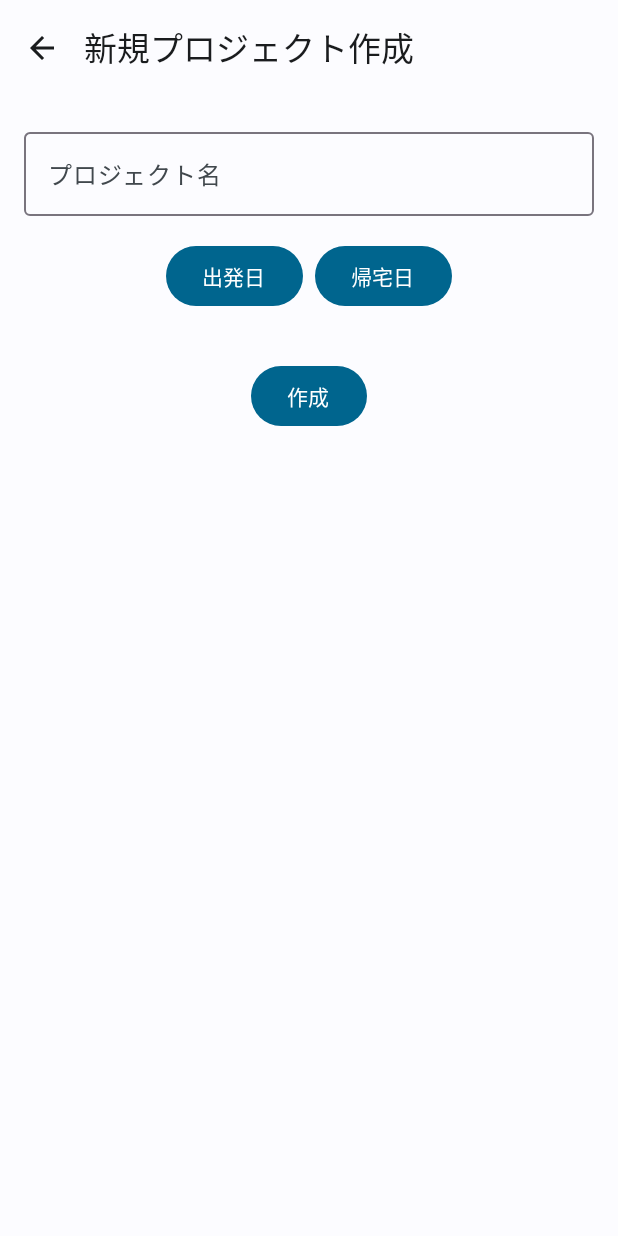
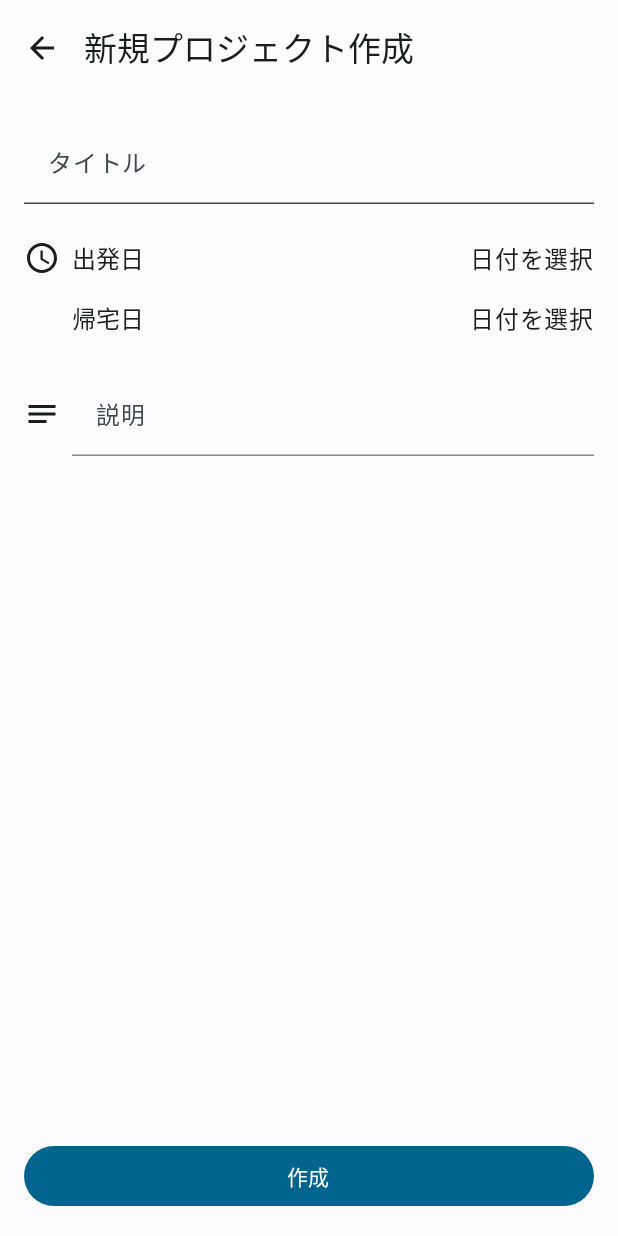
Before and after one commit to hata0/TravelApp, an Android app built with Jetpack Compose: the NewProjectScreen screen opened through its navigation route, on a phone screen of 412 x 824 dp. Run offline under Robolectric (Android 15) with nearby library versions, the phone set to English and light mode, and no system bars.

Commit message:
added some minor modifications in NewProjectScreen.kt

```diff
--- a/app/src/main/java/com/hata/travelapp/internal/presentation/android/trip/view/NewProjectScreen.kt
+++ b/app/src/main/java/com/hata/travelapp/internal/presentation/android/trip/view/NewProjectScreen.kt
@@ -1,25 +1,23 @@
 package com.hata.travelapp.internal.presentation.android.trip.view
 
-import androidx.compose.foundation.layout.Arrangement
-import androidx.compose.foundation.layout.Column
-import androidx.compose.foundation.layout.Row
-import androidx.compose.foundation.layout.Spacer
-import androidx.compose.foundation.layout.fillMaxSize
-import androidx.compose.foundation.layout.fillMaxWidth
-import androidx.compose.foundation.layout.height
-import androidx.compose.foundation.layout.padding
+import androidx.compose.foundation.clickable
+import androidx.compose.foundation.layout.*
 import androidx.compose.material.icons.Icons
 import androidx.compose.material.icons.automirrored.filled.ArrowBack
+import androidx.compose.material.icons.filled.Notes
+import androidx.compose.material.icons.filled.Schedule
 import androidx.compose.material3.Button
 import androidx.compose.material3.DatePicker
 import androidx.compose.material3.DatePickerDialog
 import androidx.compose.material3.ExperimentalMaterial3Api
 import androidx.compose.material3.Icon
 import androidx.compose.material3.IconButton
-import androidx.compose.material3.OutlinedTextField
+import androidx.compose.material3.MaterialTheme
 import androidx.compose.material3.Scaffold
 import androidx.compose.material3.Text
 import androidx.compose.material3.TextButton
+import androidx.compose.material3.TextField
+import androidx.compose.material3.TextFieldDefaults
 import androidx.compose.material3.TopAppBar
 import androidx.compose.material3.rememberDatePickerState
 import androidx.compose.runtime.Composable
@@ -29,6 +27,7 @@ import androidx.compose.runtime.remember
 import androidx.compose.runtime.setValue
 import androidx.compose.ui.Alignment
 import androidx.compose.ui.Modifier
+import androidx.compose.ui.graphics.Color
 import androidx.compose.ui.tooling.preview.Preview
 import androidx.compose.ui.unit.dp
 import java.time.Instant
@@ -36,10 +35,10 @@ import java.time.ZoneId
 import java.time.format.DateTimeFormatter
 
 /**
- * 新規旅行プロジェクトの作成画面。
- * プロジェクト名、出発日、帰宅日を入力する。
+ * 新規旅行プロジェクトの作成・編集画面。
+ * プロジェクト名、出発日、帰宅日、説明を入力する。
  *
- * @param onNavigateToDateSelection 「作成」ボタンがクリックされたときのコールバック。
+ * @param onNavigateToDateSelection 「作成」または「変更を保存」ボタンがクリックされたときのコールバック。
  * @param onNavigateBack 戻るボタンがクリックされたときのコールバック。
  */
 @OptIn(ExperimentalMaterial3Api::class)
@@ -50,12 +49,13 @@ fun NewProjectScreen(
 ) {
     // TODO: ViewModelに状態管理を移行する
     var projectName by remember { mutableStateOf("") }
+    var description by remember { mutableStateOf("") }
     var startDate by remember { mutableStateOf<Long?>(null) }
     var endDate by remember { mutableStateOf<Long?>(null) }
     var showStartDatePicker by remember { mutableStateOf(false) }
     var showEndDatePicker by remember { mutableStateOf(false) }
 
-    val dateFormatter = DateTimeFormatter.ofPattern("yyyy/MM/dd")
+    val dateFormatter = DateTimeFormatter.ofPattern("yyyy年MM月dd日(E)")
 
     // 出発日選択ダイアログ
     if (showStartDatePicker) {
@@ -68,20 +68,10 @@ fun NewProjectScreen(
                         startDate = datePickerState.selectedDateMillis
                         showStartDatePicker = false
                     }
-                ) {
-                    Text("OK")
-                }
+                ) { Text("OK") }
             },
-            dismissButton = {
-                TextButton(
-                    onClick = { showStartDatePicker = false }
-                ) {
-                    Text("キャンセル")
-                }
-            }
-        ) {
-            DatePicker(state = datePickerState)
-        }
+            dismissButton = { TextButton(onClick = { showStartDatePicker = false }) { Text("キャンセル") } }
+        ) { DatePicker(state = datePickerState) }
     }
 
     // 帰宅日選択ダイアログ
@@ -95,26 +85,16 @@ fun NewProjectScreen(
                         endDate = datePickerState.selectedDateMillis
                         showEndDatePicker = false
                     }
-                ) {
-                    Text("OK")
-                }
+                ) { Text("OK") }
             },
-            dismissButton = {
-                TextButton(
-                    onClick = { showEndDatePicker = false }
-                ) {
-                    Text("キャンセル")
-                }
-            }
-        ) {
-            DatePicker(state = datePickerState)
-        }
+            dismissButton = { TextButton(onClick = { showEndDatePicker = false }) { Text("キャンセル") } }
+        ) { DatePicker(state = datePickerState) }
     }
 
     Scaffold(
         topBar = {
             TopAppBar(
-                title = { Text("新規プロジェクト作成") },
+                title = { Text("新規プロジェクト作成") }, // TODO: 編集モードの場合はタイトルを変更
                 navigationIcon = {
                     IconButton(onClick = onNavigateBack) {
                         Icon(Icons.AutoMirrored.Filled.ArrowBack, contentDescription = "戻る")
@@ -128,37 +108,108 @@ fun NewProjectScreen(
                 .fillMaxSize()
                 .padding(innerPadding)
                 .padding(16.dp),
-            horizontalAlignment = Alignment.CenterHorizontally
         ) {
-            OutlinedTextField(
+            TextField(
                 value = projectName,
                 onValueChange = { projectName = it },
-                label = { Text("プロジェクト名") },
-                modifier = Modifier.fillMaxWidth()
+                label = { Text("タイトル") },
+                modifier = Modifier.fillMaxWidth(),
+                singleLine = true,
+                colors = TextFieldDefaults.colors(
+                    unfocusedContainerColor = Color.Transparent,
+                    focusedContainerColor = Color.Transparent,
+                )
+            )
+
+            Spacer(modifier = Modifier.height(24.dp))
+
+            DateRow(
+                label = "出発日",
+                selectedDate = startDate,
+                dateFormatter = dateFormatter,
+                onClick = { showStartDatePicker = true },
+                showIcon = true
             )
 
             Spacer(modifier = Modifier.height(16.dp))
 
-            Row(horizontalArrangement = Arrangement.spacedBy(8.dp)) {
-                Button(onClick = { showStartDatePicker = true }) {
-                    val startDateText = startDate?.let {
-                        Instant.ofEpochMilli(it).atZone(ZoneId.systemDefault()).toLocalDate().format(dateFormatter)
-                    } ?: "出発日"
-                    Text(startDateText)
-                }
-                Button(onClick = { showEndDatePicker = true }) {
-                    val endDateText = endDate?.let {
-                        Instant.ofEpochMilli(it).atZone(ZoneId.systemDefault()).toLocalDate().format(dateFormatter)
-                    } ?: "帰宅日"
-                    Text(endDateText)
-                }
+            DateRow(
+                label = "帰宅日",
+                selectedDate = endDate,
+                dateFormatter = dateFormatter,
+                onClick = { showEndDatePicker = true },
+                showIcon = false
+            )
+
+            Spacer(modifier = Modifier.height(24.dp))
+
+            Row(verticalAlignment = Alignment.Top) {
+                Icon(
+                    Icons.Default.Notes,
+                    contentDescription = "説明アイコン",
+                    modifier = Modifier.padding(top = 16.dp, end = 8.dp)
+                )
+                TextField(
+                    value = description,
+                    onValueChange = { description = it },
+                    label = { Text("説明") },
+                    modifier = Modifier.fillMaxWidth().weight(1f),
+                    colors = TextFieldDefaults.colors(
+                        unfocusedContainerColor = Color.Transparent,
+                        focusedContainerColor = Color.Transparent,
+                        unfocusedIndicatorColor = Color.Gray,
+                        focusedIndicatorColor = MaterialTheme.colorScheme.primary
+                    )
+                )
             }
 
-            Spacer(modifier = Modifier.height(32.dp))
+            Spacer(modifier = Modifier.weight(1f))
 
-            Button(onClick = onNavigateToDateSelection) {
-                Text("作成")
+            Button(
+                onClick = onNavigateToDateSelection,
+                modifier = Modifier.fillMaxWidth()
+            ) {
+                Text("作成") // TODO: 編集モードの場合は「変更を保存」に変更
             }
+        }
+    }
+}
+
+@Composable
+private fun DateRow(
+    label: String,
+    selectedDate: Long?,
+    dateFormatter: DateTimeFormatter,
+    onClick: () -> Unit,
+    showIcon: Boolean
+) {
+    Row(
+        modifier = Modifier
+            .fillMaxWidth()
+            .clickable { onClick() },
+        verticalAlignment = Alignment.CenterVertically,
+    ) {
+        if (showIcon) {
+            Icon(
+                Icons.Default.Schedule,
+                contentDescription = "日付アイコン",
+                modifier = Modifier.size(24.dp)
+            )
+        } else {
+            Spacer(modifier = Modifier.width(24.dp)) // アイコンの分のスペースを確保
+        }
+        Row(
+            modifier = Modifier.fillMaxWidth().padding(start = 8.dp),
+            horizontalArrangement = Arrangement.SpaceBetween,
+            verticalAlignment = Alignment.CenterVertically
+        ) {
+            Text(label, style = MaterialTheme.typography.titleMedium)
+            Text(
+                text = selectedDate?.let {
+                    Instant.ofEpochMilli(it).atZone(ZoneId.systemDefault()).toLocalDate().format(dateFormatter)
+                } ?: "日付を選択",
+                style = MaterialTheme.typography.bodyLarge
+            )
         }
     }
 }
```
